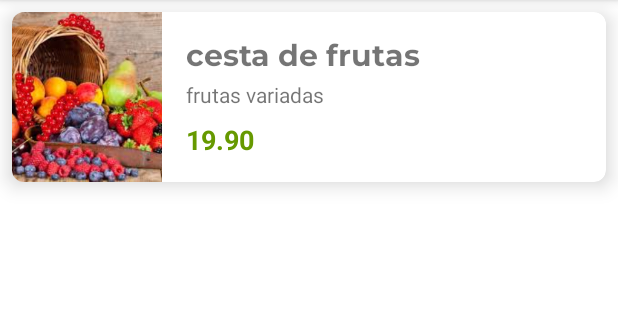
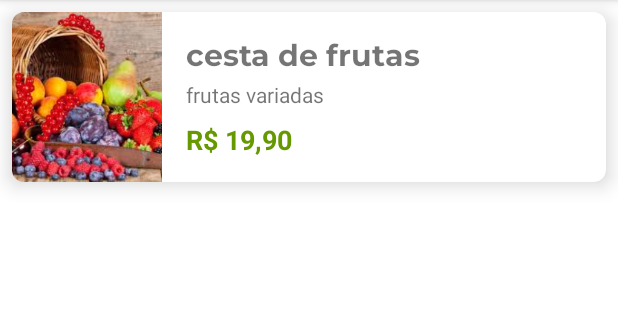
Before and after one commit to eulucasm/kotlin_alura, an Android app: the screen it shows after launch (ListaProdutosActivity), on a phone screen of 412 x 824 dp, the part 84-404 px from its top. Run offline under Robolectric (Android 15) with nearby library versions, the phone set to English and light mode, and no system bars; Roboto replaces fonts that are not available here.

Commit message:
Formatando o valor em REAIS

```diff
--- a/app/src/main/java/br/com/alura/orgs/ui/recyclerview/adapter/ListaProdutosAdapter.kt
+++ b/app/src/main/java/br/com/alura/orgs/ui/recyclerview/adapter/ListaProdutosAdapter.kt
@@ -2,13 +2,13 @@ package br.com.alura.orgs.ui.recyclerview.adapter
 
 import android.content.Context
 import android.view.LayoutInflater
-import android.view.View
 import android.view.ViewGroup
-import android.widget.TextView
 import androidx.recyclerview.widget.RecyclerView
-import br.com.alura.orgs.R
 import br.com.alura.orgs.databinding.ProdutoItemBinding
 import br.com.alura.orgs.model.Produto
+import java.math.BigDecimal
+import java.text.NumberFormat
+import java.util.*
 
 class ListaProdutosAdapter(
     private val context: Context,
@@ -26,7 +26,14 @@ class ListaProdutosAdapter(
             val descricao = binding.produtoItemDescricao
             descricao.text = produto.descricao
             val valor = binding.produtoItemValor
-            valor.text = produto.valor.toPlainString()
+            val valorEmMoeda: String = formataParaMoedaBR(produto.valor)
+            valor.text = valorEmMoeda
+        }
+
+        private fun formataParaMoedaBR(valor: BigDecimal): String {
+            val formatador: NumberFormat = NumberFormat
+                .getCurrencyInstance(Locale("pt", "br"))
+            return formatador.format(valor)
         }
 
     }
--- a/app/src/main/res/layout/produto_item.xml
+++ b/app/src/main/res/layout/produto_item.xml
@@ -1,13 +1,12 @@
 <?xml version="1.0" encoding="utf-8"?>
-<com.google.android.material.card.MaterialCardView
-    xmlns:android="http://schemas.android.com/apk/res/android"
+<com.google.android.material.card.MaterialCardView xmlns:android="http://schemas.android.com/apk/res/android"
     xmlns:app="http://schemas.android.com/apk/res-auto"
     xmlns:tools="http://schemas.android.com/tools"
+    android:layout_width="match_parent"
+    android:layout_height="wrap_content"
     android:layout_margin="8dp"
     app:cardCornerRadius="8dp"
-    app:cardElevation="8dp"
-    android:layout_width="match_parent"
-    android:layout_height="wrap_content">
+    app:cardElevation="8dp">
 
     <androidx.constraintlayout.widget.ConstraintLayout
         android:layout_width="match_parent"
```
Also changed, not shown: app/src/main/res/drawable/plano_de_fundo_produto.xml (deleted, +0 -8 lines).
